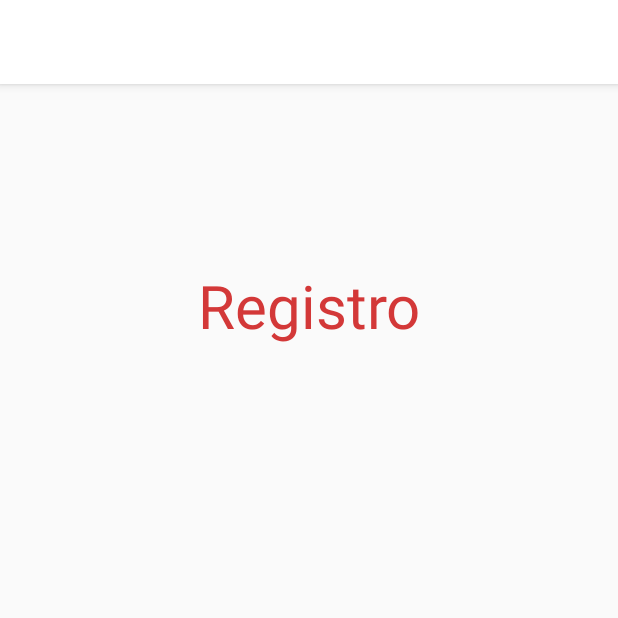
After one commit to IntroCompuMovil18302/Homenet, an Android app: the RegistroGeneral screen opened directly, with no data from a screen before it, on a phone screen of 412 x 824 dp, the top half of it. The commit adds this screen. Run offline under Robolectric (Android 15) with nearby library versions, the phone set to English and light mode, and no system bars.

Commit message:
Registro

```diff
--- a/HomeNet/app/src/main/AndroidManifest.xml
+++ b/HomeNet/app/src/main/AndroidManifest.xml
@@ -16,6 +16,7 @@
                 <category android:name="android.intent.category.LAUNCHER" />
             </intent-filter>
         </activity>
+        <activity android:name=".RegistroGeneral"></activity>
     </application>
 
 </manifest>
--- /dev/null
+++ b/HomeNet/app/src/main/java/javeriana/edu/co/homenet/RegistroGeneral.java
@@ -0,0 +1,13 @@
+package javeriana.edu.co.homenet;
+
+import android.support.v7.app.AppCompatActivity;
+import android.os.Bundle;
+
+public class RegistroGeneral extends AppCompatActivity {
+
+    @Override
+    protected void onCreate(Bundle savedInstanceState) {
+        super.onCreate(savedInstanceState);
+        setContentView(R.layout.activity_registro_general);
+    }
+}
--- /dev/null
+++ b/HomeNet/app/src/main/res/layout/activity_registro_general.xml
@@ -0,0 +1,27 @@
+<?xml version="1.0" encoding="utf-8"?>
+<android.support.constraint.ConstraintLayout xmlns:android="http://schemas.android.com/apk/res/android"
+    xmlns:app="http://schemas.android.com/apk/res-auto"
+    xmlns:tools="http://schemas.android.com/tools"
+    android:layout_width="match_parent"
+    android:layout_height="match_parent"
+    tools:context=".RegistroGeneral">
+
+    <TextView
+        android:id="@+id/textView"
+        android:layout_width="wrap_content"
+        android:layout_height="wrap_content"
+        android:layout_marginBottom="8dp"
+        android:layout_marginEnd="8dp"
+        android:layout_marginLeft="8dp"
+        android:layout_marginRight="8dp"
+        android:layout_marginStart="8dp"
+        android:layout_marginTop="8dp"
+        android:text="Registro"
+        android:textColor="#D33838"
+        android:textSize="40sp"
+        app:layout_constraintBottom_toBottomOf="parent"
+        app:layout_constraintEnd_toEndOf="parent"
+        app:layout_constraintStart_toStartOf="parent"
+        app:layout_constraintTop_toTopOf="parent"
+        app:layout_constraintVertical_bias="0.161" />
+</android.support.constraint.ConstraintLayout>
```
Also changed, not shown: HomeNet/app/src/main/res/layout/activity_login.xml (+24 -2 lines).
